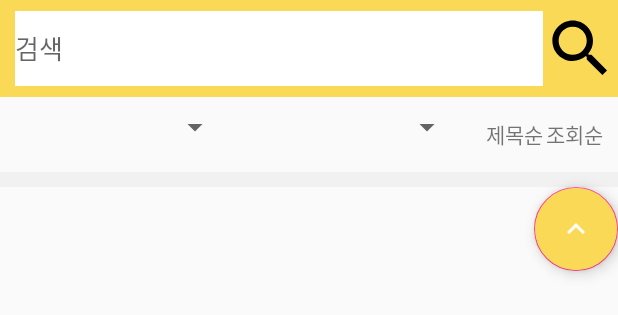
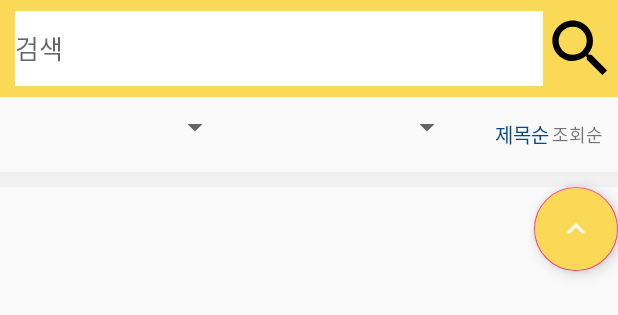
Before and after one commit to KingPiggy/TravelPartner, an Android app: the layout fragment_place.xml on its own in the app's theme, with its tools: preview values and no code run, on a phone screen of 412 x 824 dp. Shown: the top 315 px of the screen. Run offline under Robolectric (Android 15) with nearby library versions, the phone set to English and light mode, and no system bars; Roboto replaces fonts that are not available here.

Commit message:
2018.09.26 Hoon) Place. Sort Letter UI

```diff
--- a/app/src/main/res/layout/fragment_place.xml
+++ b/app/src/main/res/layout/fragment_place.xml
@@ -67,7 +67,9 @@
                     android:layout_centerVertical="true"
                     android:layout_toLeftOf="@id/tv_place_arrange_view"
                     android:text="@string/sort_title"
-                    android:textSize="14sp" />
+                    android:textSize="13dp"
+                    android:textColor="@color/cobaltblue"
+                    />
 
                 <TextView
                     android:id="@+id/tv_place_arrange_view"
@@ -78,7 +80,7 @@
                     android:layout_marginLeft="2dp"
                     android:layout_marginRight="10dp"
                     android:text="@string/sort_view"
-                    android:textSize="14sp" />
+                    android:textSize="12dp" />
 
             </RelativeLayout>
         </LinearLayout>
--- a/app/src/main/res/values/colors.xml
+++ b/app/src/main/res/values/colors.xml
@@ -6,7 +6,7 @@
     <color name="mainColor">#FAD956</color>
     <color name="boundary">#f1f1f1</color>
     <color name="bottomBar">#FAD956 </color>
-    <color name="floatingButton">#5677fa</color>
+    <color name="cobaltblue">#00498c </color>
     <color name="black">#000000</color>
     <color name="white">#ffffff</color>
     <color name="spaceGray">#c0c5ce</color>
```
Also changed, not shown: app/src/main/java/kr/ac/shinhan/travelpartner/UI/PlaceFragment.java (+14 -3 lines).
